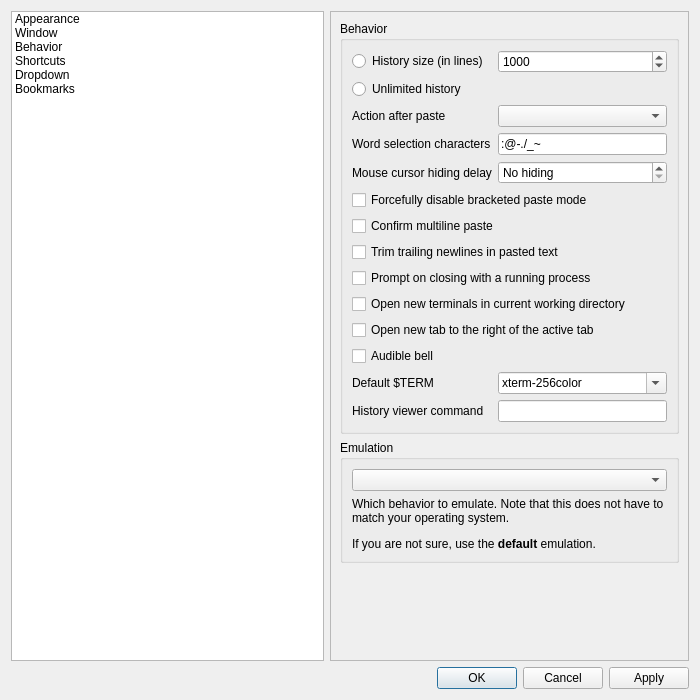
lxqt/qterminal, file src/forms/propertiesdialog.ui: the form before one commit.
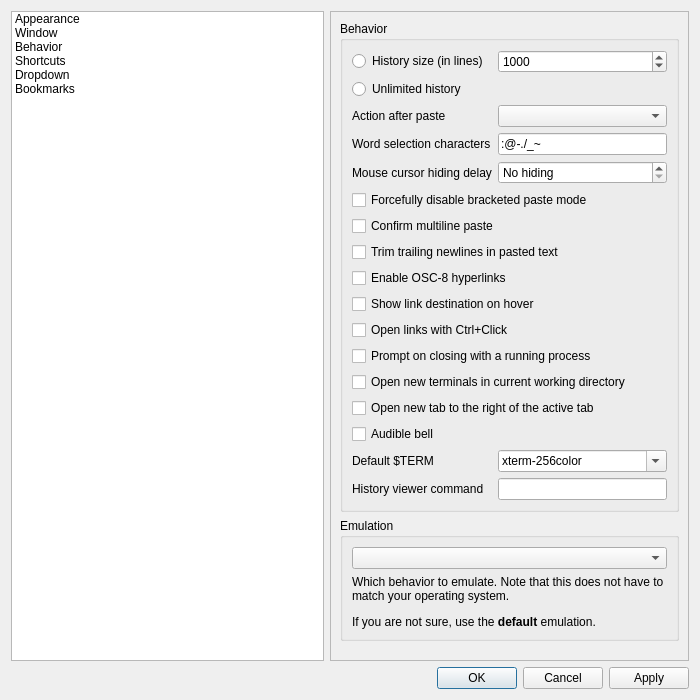
The form after the commit. The open tabs and pages were chosen to show the change. Icons and pictures are not drawn.

Commit message:
Add OSC-8 hyperlink settings to properties (#1348)
- Updated properties to include options for enabling OSC-8 hyperlinks, showing link tooltips, and controlling link opening behavior with Ctrl+Click.
- Modified the properties dialog UI to add checkboxes for these new settings.
- Updated the relevant source files to handle the new properties and their persistence.
- Enhanced the terminal widget to support the new hyperlink features.

```diff
--- a/src/forms/propertiesdialog.ui
+++ b/src/forms/propertiesdialog.ui
@@ -818,20 +818,50 @@
                </widget>
               </item>
               <item row="8" column="0" colspan="2">
+               <widget class="QCheckBox" name="enableOsc8HyperlinksCheckBox">
+                <property name="toolTip">
+                 <string>Allow applications to embed clickable hyperlinks using the OSC-8 terminal sequence</string>
+                </property>
+                <property name="text">
+                 <string>Enable OSC-8 hyperlinks</string>
+                </property>
+               </widget>
+              </item>
+              <item row="9" column="0" colspan="2">
+               <widget class="QCheckBox" name="showLinkTooltipsCheckBox">
+                <property name="toolTip">
+                 <string>Show the destination URL when hovering over a link</string>
+                </property>
+                <property name="text">
+                 <string>Show link destination on hover</string>
+                </property>
+               </widget>
+              </item>
+              <item row="10" column="0" colspan="2">
+               <widget class="QCheckBox" name="openLinksByCtrlClickCheckBox">
+                <property name="toolTip">
+                 <string>When enabled, links open only with Ctrl+Click or from the context menu. When disabled, a plain click opens the link.</string>
+                </property>
+                <property name="text">
+                 <string>Open links with Ctrl+Click</string>
+                </property>
+               </widget>
+              </item>
+              <item row="11" column="0" colspan="2">
                <widget class="QCheckBox" name="askOnExitCheckBox">
                 <property name="text">
                  <string>Prompt on closing with a running process</string>
                 </property>
                </widget>
               </item>
-              <item row="9" column="0" colspan="2">
+              <item row="12" column="0" colspan="2">
                <widget class="QCheckBox" name="useCwdCheckBox">
                 <property name="text">
                  <string>Open new terminals in current working directory</string>
                 </property>
                </widget>
               </item>
-              <item row="10" column="0" colspan="2">
+              <item row="13" column="0" colspan="2">
                <widget class="QCheckBox" name="openNewTabRightToActiveTabCheckBox">
                 <property name="toolTip">
                  <string>If unchecked the new tab will be opened as the rightmost tab</string>
@@ -841,21 +871,21 @@
                 </property>
                </widget>
               </item>
-              <item row="11" column="0">
+              <item row="14" column="0">
                <widget class="QCheckBox" name="audibleBellCheckBox">
                 <property name="text">
                  <string>Audible bell</string>
                 </property>
                </widget>
               </item>
-              <item row="12" column="0">
+              <item row="15" column="0">
                <widget class="QLabel" name="label_14">
                 <property name="text">
                  <string>Default $TERM</string>
                 </property>
                </widget>
               </item>
-              <item row="12" column="1">
+              <item row="15" column="1">
                <widget class="QComboBox" name="termComboBox">
                 <property name="sizePolicy">
                  <sizepolicy hsizetype="Expanding" vsizetype="Fixed">
@@ -881,10 +911,10 @@
                 </item>
                </widget>
               </item>
-              <item row="13" column="1">
+              <item row="16" column="1">
                <widget class="QLineEdit" name="handleHistoryLineEdit"/>
               </item>
-              <item row="13" column="0">
+              <item row="16" column="0">
                <widget class="QLabel" name="label_17">
                 <property name="toolTip">
                  <string>This command will be run with an argument containing the file name of a tempfile containing the scrollback history
```
The commit also changes 4 other files.
